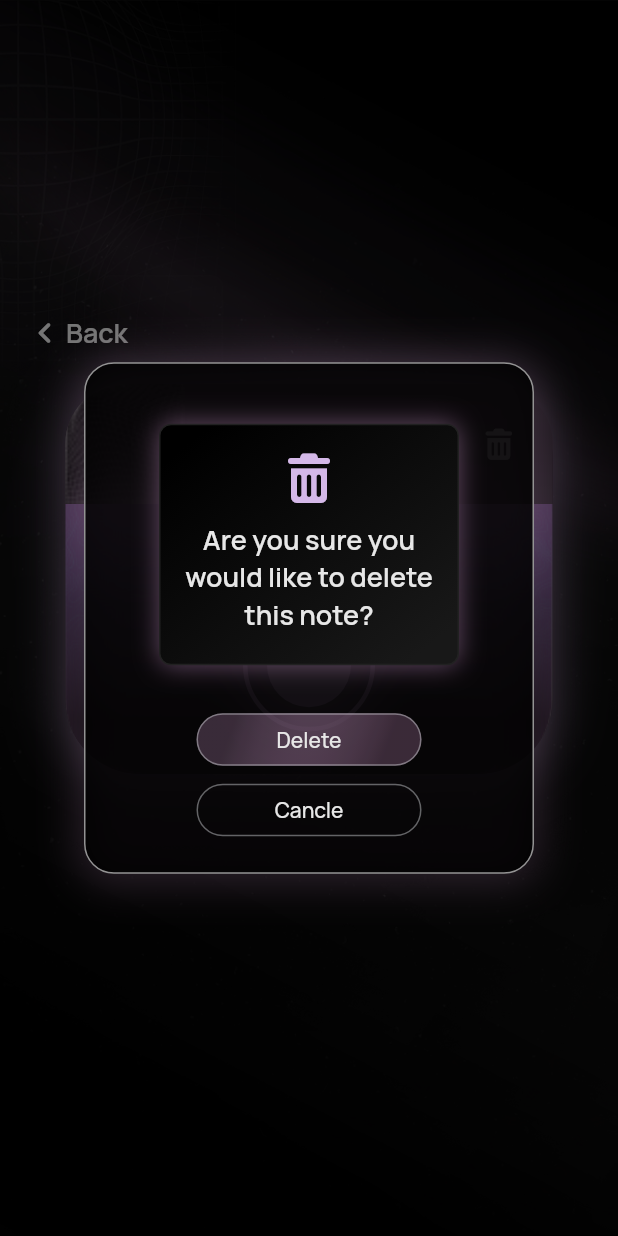
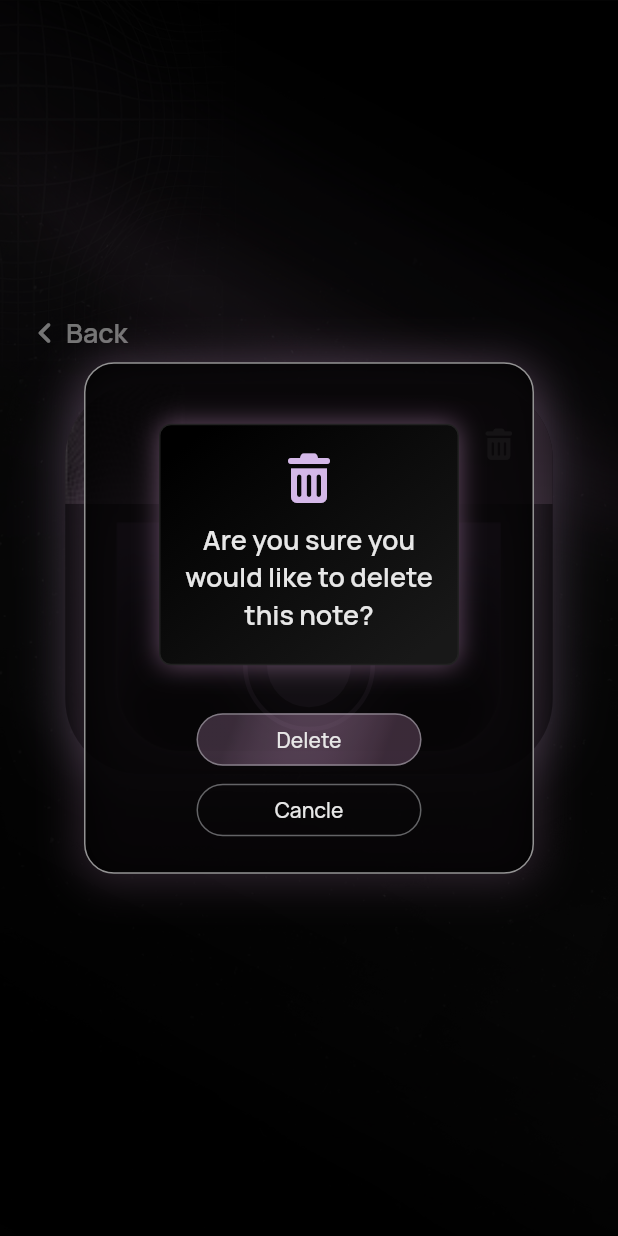
Before and after one commit to moabubakerr/yogee, a Flutter app: the CreatevoicenoteWidget screen opened directly with empty values, after a tap on an icon or button, on a phone screen of 412 x 824 dp. Run offline on Flutter 3.47's test engine with Material 3 defaults, Android fonts, the phone set to English and light mode, and no system bars; drawn by our look-alikes of auto_size_text; our stand-ins replace assets_audio_player, audio_service, badges, cached_network_image, cloud_firestore, cross_file and 26 more; missing offline and left inert: aligned_dialog, any_link_preview, dart:html, json_path, mime_type, platform_detect and 2 more; accounts and stored records are empty; statements that could not run were skipped; key blocks and very long unbroken strings in the code were emptied for the run.

```diff
--- a/lib/journal/createvoicenote/createvoicenote_widget.dart
+++ b/lib/journal/createvoicenote/createvoicenote_widget.dart
@@ -165,6 +165,7 @@ class _CreatevoicenoteWidgetState extends State<CreatevoicenoteWidget> {
                             child: Container(
                               width: 325.0,
                               height: 260.0,
+                              clipBehavior: Clip.antiAlias,
                               decoration: BoxDecoration(
                                 color: Color(0xAE000000),
                                 boxShadow: [
@@ -301,29 +302,16 @@ class _CreatevoicenoteWidgetState extends State<CreatevoicenoteWidget> {
                                       ),
                                     ),
                                   ),
-                                  Flexible(
+                                  Expanded(
                                     child: Container(
                                       width: double.infinity,
                                       decoration: BoxDecoration(),
                                       child: Stack(
+                                        fit: StackFit.expand,
                                         children: [
-                                          Align(
-                                            alignment:
-                                                AlignmentDirectional(0.0, 0.0),
-                                            child: ClipRRect(
-                                              borderRadius: BorderRadius.only(
-                                                bottomLeft:
-                                                    Radius.circular(50.0),
-                                                bottomRight:
-                                                    Radius.circular(50.0),
-                                              ),
-                                              child: Image.asset(
-                                                'assets/images/voicerecordingbackground.png',
-                                                width: double.infinity,
-                                                height: double.infinity,
-                                                fit: BoxFit.none,
-                                              ),
-                                            ),
+                                          Image.asset(
+                                            'assets/images/voicerecordingbackground.png',
+                                            fit: BoxFit.cover,
                                           ),
                                           Align(
                                             alignment:
```
